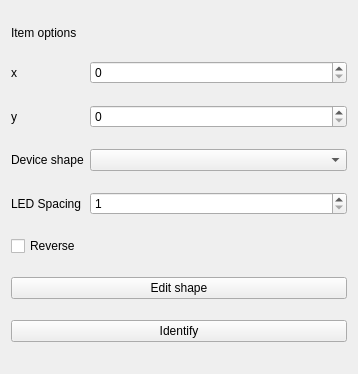
Old version of the form ui/ItemOptions.ui in the repository Fefedu973/OpenRGBVisualMapPlugin.
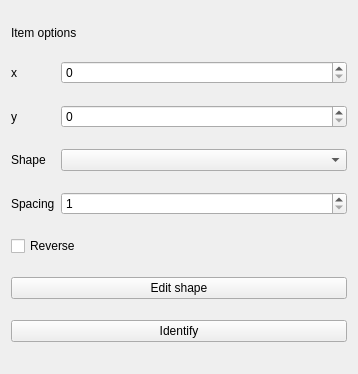
New version of the form.

Commit message: Device list rework

```diff
--- a/ui/ItemOptions.ui
+++ b/ui/ItemOptions.ui
@@ -64,14 +64,14 @@
    <item row="4" column="0">
     <widget class="QLabel" name="led_spacing_label">
      <property name="text">
-      <string>LED Spacing</string>
+      <string>Spacing</string>
      </property>
     </widget>
    </item>
    <item row="3" column="0">
     <widget class="QLabel" name="label_2">
      <property name="text">
-      <string>Device shape</string>
+      <string>Shape</string>
      </property>
     </widget>
    </item>
```
The commit also changes 14 other files.
